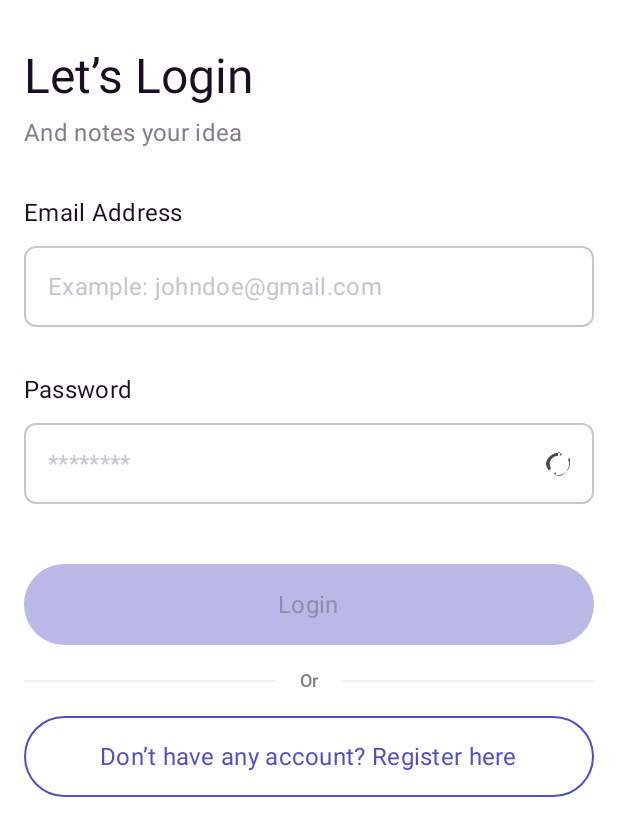
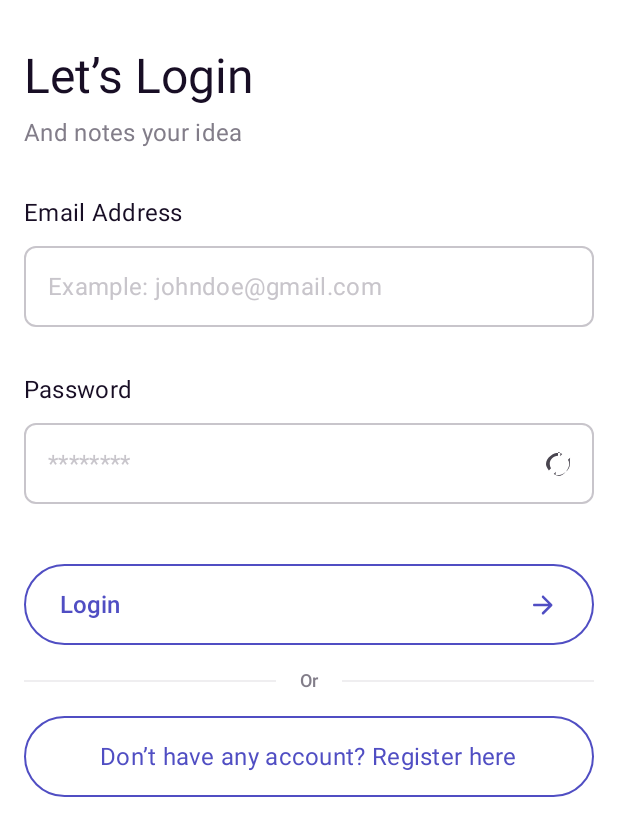
Before and after one commit to AliMajidi1/simplenote, an Android app built with Jetpack Compose: the screen it shows after launch (MainActivity), after a tap on "Let’s Get Started", on a phone screen of 412 x 824 dp. Shown: the top 836 px of the screen. Run offline under Robolectric (Android 15) with nearby library versions, the phone set to English and light mode, and no system bars; libraries missing offline, so code that uses them is left out: com.jakewharton.retrofit2.

Commit message:
Refactor button components to use PrimaryPillButton; update trailing icon size in Login and Onboarding screens

```diff
--- a/app/src/main/java/com/example/simplenote/ui/components/PrimaryButton.kt
+++ b/app/src/main/java/com/example/simplenote/ui/components/PrimaryButton.kt
@@ -15,6 +15,7 @@ import androidx.compose.ui.graphics.vector.ImageVector
 import androidx.compose.ui.unit.dp
 import androidx.compose.ui.Alignment
 import androidx.compose.material3.Icon
+import androidx.compose.ui.unit.Dp
 
 @Composable
 fun PrimaryPillButton(
@@ -23,6 +24,7 @@ fun PrimaryPillButton(
     modifier: Modifier = Modifier,
     enabled: Boolean = true,
     trailingIcon: ImageVector? = Icons.AutoMirrored.Rounded.ArrowForward,
+    trailingIconSize: Dp = 28.dp,
     contentDescription: String? = null
 ) {
     Button(
@@ -58,7 +60,7 @@ fun PrimaryPillButton(
                     contentDescription = contentDescription,
                     tint = MaterialTheme.colorScheme.primary,
                     modifier = Modifier
-                        .size(20.dp)
+                        .size(trailingIconSize)
                         .padding(start = 8.dp, end = 0.dp)
                 )
             }
--- a/app/src/main/java/com/example/simplenote/ui/screens/LoginScreen.kt
+++ b/app/src/main/java/com/example/simplenote/ui/screens/LoginScreen.kt
@@ -20,6 +20,7 @@ import androidx.compose.ui.text.input.VisualTransformation
 import androidx.compose.ui.unit.dp
 import androidx.compose.ui.unit.sp
 import com.example.simplenote.R
+import com.example.simplenote.ui.components.PrimaryPillButton
 import kotlinx.coroutines.flow.collectLatest
 import androidx.compose.ui.focus.FocusDirection
 
@@ -190,46 +191,15 @@ fun LoginScreen(
 
             // Primary Button
             Box(modifier = Modifier.fillMaxWidth()) {
-                Button(
+                PrimaryPillButton(
+                    text = stringResource(R.string.login_button),
                     onClick = { viewModel.submit() },
                     enabled = !uiState.isLoading && uiState.email.isNotBlank() && uiState.password.isNotBlank(),
                     modifier = Modifier
                         .fillMaxWidth()
                         .height(54.dp),
-                    shape = RoundedCornerShape(100.dp),
-                    colors = ButtonDefaults.buttonColors(
-                        containerColor = Color(0xFF504EC3),
-                        contentColor = Color.White,
-                        disabledContainerColor = Color(0xFF504EC3).copy(alpha = 0.4f)
-                    )
-                ) {
-                    Box(modifier = Modifier.fillMaxWidth()) {
-                        Text(
-                            text = stringResource(R.string.login_button),
-                            modifier = Modifier.align(Alignment.Center),
-                            fontSize = 16.sp,
-                            style = MaterialTheme.typography.bodyMedium
-                        )
-                        Icon(
-                            painter = painterResource(R.drawable.ic_arrow_forward),
-                            contentDescription = stringResource(R.string.login_arrow_icon_desc),
-                            modifier = Modifier
-                                .align(Alignment.CenterEnd)
-                                .size(20.dp)
-                                .padding(end = 20.dp),
-                            tint = Color.White
-                        )
-                        if (uiState.isLoading) {
-                            CircularProgressIndicator(
-                                modifier = Modifier
-                                    .align(Alignment.Center)
-                                    .size(24.dp),
-                                color = Color.White,
-                                strokeWidth = 2.dp
-                            )
-                        }
-                    }
-                }
+                    trailingIconSize = 28.dp
+                )
             }
             Spacer(modifier = Modifier.height(16.dp))
 
--- a/app/src/main/java/com/example/simplenote/ui/screens/OnboardingScreen.kt
+++ b/app/src/main/java/com/example/simplenote/ui/screens/OnboardingScreen.kt
@@ -68,7 +68,8 @@ fun OnboardingScreen(
                     onClick = onGetStarted,
                     modifier = Modifier
                         .padding(horizontal = 16.dp)
-                        .fillMaxWidth()
+                        .fillMaxWidth(),
+                    trailingIconSize = 28.dp
                 )
                 Spacer(modifier = Modifier.height(32.dp))
             }
```
